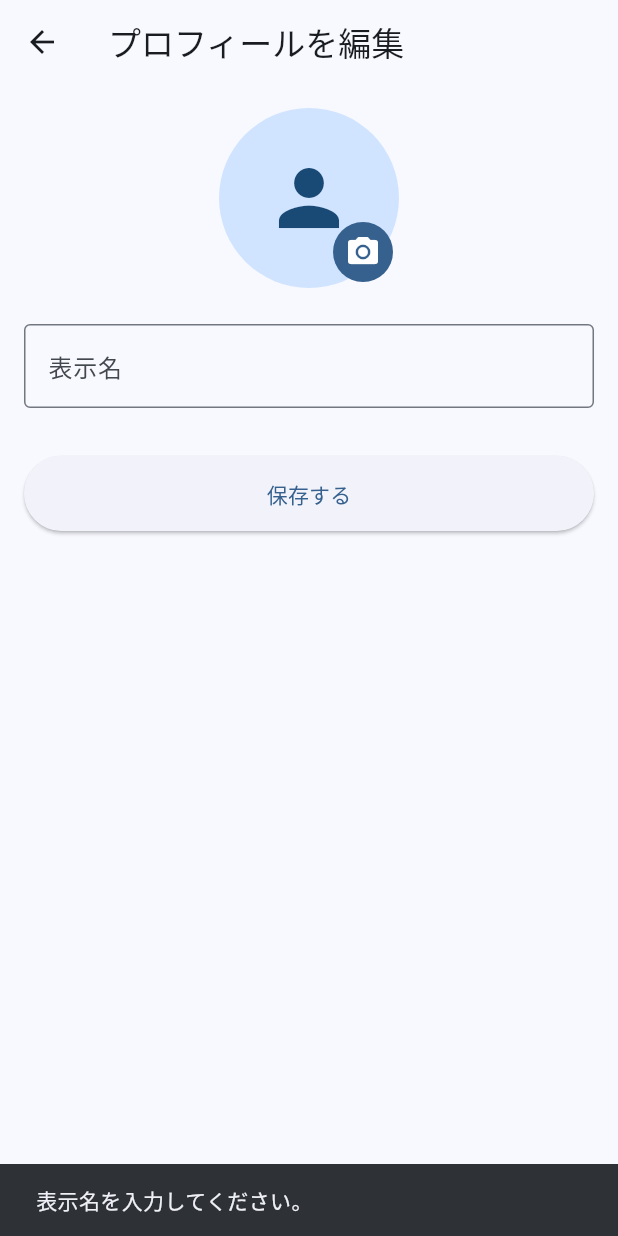
After one commit to matusita0314/eging-map-app, a Flutter app: the EditProfilePage screen opened directly, after a tap on "保存する", on a phone screen of 412 x 824 dp. The commit adds this screen. Run offline on Flutter 3.47's test engine with Material 3 defaults, Android fonts, the light colour scheme and no system bars; our stand-ins replace cloud_firestore, firebase_auth, firebase_core, firebase_storage, geolocator, google_maps_flutter and 1 more; accounts and stored records are empty.

Commit message:
feat: Implement profile editing feature

```diff
--- /dev/null
+++ b/lib/edit_profile_page.dart
@@ -0,0 +1,157 @@
+import 'dart:typed_data';
+import 'package:cloud_firestore/cloud_firestore.dart';
+import 'package:firebase_auth/firebase_auth.dart';
+import 'package:firebase_storage/firebase_storage.dart';
+import 'package:flutter/material.dart';
+import 'package:image_picker/image_picker.dart';
+import 'package:image/image.dart' as img;
+
+class EditProfilePage extends StatefulWidget {
+  const EditProfilePage({super.key});
+
+  @override
+  State<EditProfilePage> createState() => _EditProfilePageState();
+}
+
+class _EditProfilePageState extends State<EditProfilePage> {
+  final _nameController = TextEditingController();
+  final _user = FirebaseAuth.instance.currentUser!;
+  Uint8List? _imageData;
+  bool _isLoading = false;
+
+  @override
+  void initState() {
+    super.initState();
+    // 現在の表示名をフォームの初期値として設定
+    _nameController.text = _user.displayName ?? '';
+  }
+
+  Future<void> _pickImage() async {
+    final pickedFile = await ImagePicker().pickImage(source: ImageSource.gallery);
+    if (pickedFile != null) {
+      final bytes = await pickedFile.readAsBytes();
+      setState(() {
+        _imageData = bytes;
+      });
+    }
+  }
+
+  Future<void> _updateProfile() async {
+    if (_nameController.text.isEmpty) {
+      ScaffoldMessenger.of(context).showSnackBar(
+        const SnackBar(content: Text('表示名を入力してください。')),
+      );
+      return;
+    }
+
+    setState(() => _isLoading = true);
+
+    try {
+      String? photoUrl = _user.photoURL;
+
+      // 新しい画像が選択されている場合のみ、アップロード処理を行う
+      if (_imageData != null) {
+        // 画像を圧縮
+        final originalImage = img.decodeImage(_imageData!);
+        final resizedImage = originalImage!.width > 500
+            ? img.copyResize(originalImage, width: 500)
+            : originalImage;
+        final compressedImageData = img.encodeJpg(resizedImage, quality: 85);
+
+        // Storageにアップロード
+        final storageRef = FirebaseStorage.instance.ref('profile_images/${_user.uid}.jpg');
+        await storageRef.putData(compressedImageData);
+        photoUrl = await storageRef.getDownloadURL();
+      }
+
+      // FirebaseAuthのプロフィールを更新
+      await _user.updateDisplayName(_nameController.text);
+      if (photoUrl != null) {
+        await _user.updatePhotoURL(photoUrl);
+      }
+
+      // Firestoreのusersコレクションも更新
+      await FirebaseFirestore.instance.collection('users').doc(_user.uid).update({
+        'displayName': _nameController.text,
+        'photoUrl': photoUrl ?? '',
+      });
+
+      if (mounted) {
+        ScaffoldMessenger.of(context).showSnackBar(
+          const SnackBar(content: Text('プロフィールを更新しました。')),
+        );
+        Navigator.of(context).pop();
+      }
+    } catch (e) {
+      print('プロフィール更新エラー: $e');
+      if (mounted) {
+        ScaffoldMessenger.of(context).showSnackBar(
+          SnackBar(content: Text('エラーが発生しました: $e')),
+        );
+      }
+    } finally {
+      if (mounted) {
+        setState(() => _isLoading = false);
+      }
+    }
+  }
+
+  @override
+  void dispose() {
+    _nameController.dispose();
+    super.dispose();
+  }
+
+  @override
+  Widget build(BuildContext context) {
+    return Scaffold(
+      appBar: AppBar(title: const Text('プロフィールを編集')),
+      body: _isLoading
+          ? const Center(child: CircularProgressIndicator())
+          : SingleChildScrollView(
+              padding: const EdgeInsets.all(16.0),
+              child: Column(
+                children: [
+                  // プロフィール画像プレビューと選択ボタン
+                  Stack(
+                    alignment: Alignment.bottomRight,
+                    children: [
+                      CircleAvatar(
+                        radius: 60,
+                        backgroundImage: _imageData != null
+                            ? MemoryImage(_imageData!)
+                            : (_user.photoURL != null && _user.photoURL!.isNotEmpty
+                                ? NetworkImage(_user.photoURL!)
+                                : null) as ImageProvider?,
+                        child: _imageData == null && (_user.photoURL == null || _user.photoURL!.isEmpty)
+                            ? const Icon(Icons.person, size: 60)
+                            : null,
+                      ),
+                      IconButton.filled(
+                        icon: const Icon(Icons.camera_alt),
+                        onPressed: _pickImage,
+                      ),
+                    ],
+                  ),
+                  const SizedBox(height: 24),
+                  // 表示名入力フォーム
+                  TextFormField(
+                    controller: _nameController,
+                    decoration: const InputDecoration(
+                      labelText: '表示名',
+                      border: OutlineInputBorder(),
+                    ),
+                  ),
+                  const SizedBox(height: 32),
+                  // 保存ボタン
+                  ElevatedButton(
+                    style: ElevatedButton.styleFrom(minimumSize: const Size.fromHeight(50)),
+                    onPressed: _updateProfile,
+                    child: const Text('保存する'),
+                  ),
+                ],
+              ),
+            ),
+    );
+  }
+}
--- a/lib/profile_page.dart
+++ b/lib/profile_page.dart
@@ -4,6 +4,7 @@ import 'package:flutter/material.dart';
 import 'common_app_bar.dart';
 import 'post_model.dart';
 import 'post_detail_sheet.dart';
+import 'edit_profile_page.dart';
 
 class ProfilePage extends StatefulWidget {
   const ProfilePage({super.key});
@@ -88,7 +89,30 @@ class _ProfilePageState extends State<ProfilePage> {
                     ),
                   ),
                   const SizedBox(height: 8),
-                  // TODO: ここに「プロフィールを編集」ボタンを後で追加
+                  Column(
+                    crossAxisAlignment: CrossAxisAlignment.start,
+                    children: [
+                      Text(
+                        displayName,
+                        style: const TextStyle(
+                          fontSize: 20,
+                          fontWeight: FontWeight.bold,
+                        ),
+                      ),
+                      const SizedBox(height: 8),
+                      // ▼▼▼ このボタンを追加 ▼▼▼
+                      ElevatedButton(
+                        onPressed: () {
+                          Navigator.of(context).push(
+                            MaterialPageRoute(
+                              builder: (context) => const EditProfilePage(),
+                            ),
+                          );
+                        },
+                        child: const Text('プロフィールを編集'),
+                      ),
+                    ],
+                  ),
                 ],
               ),
             ],
```
